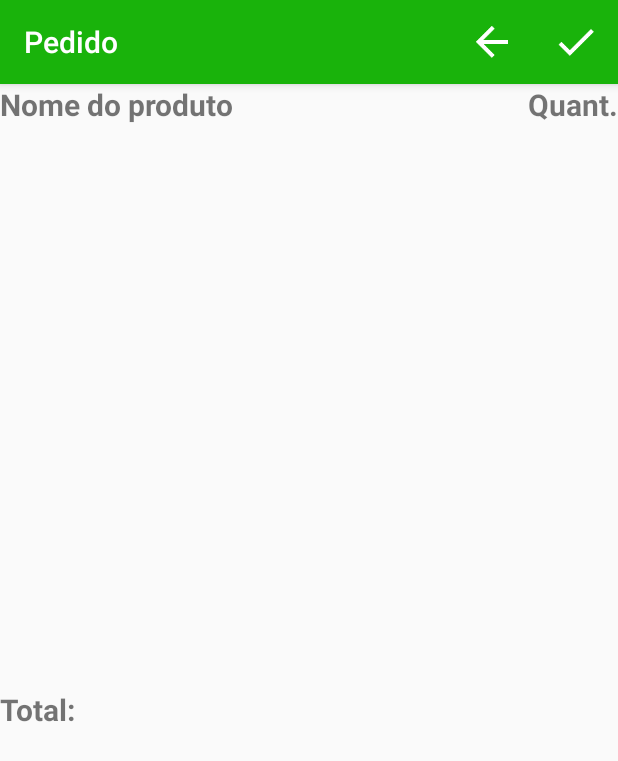
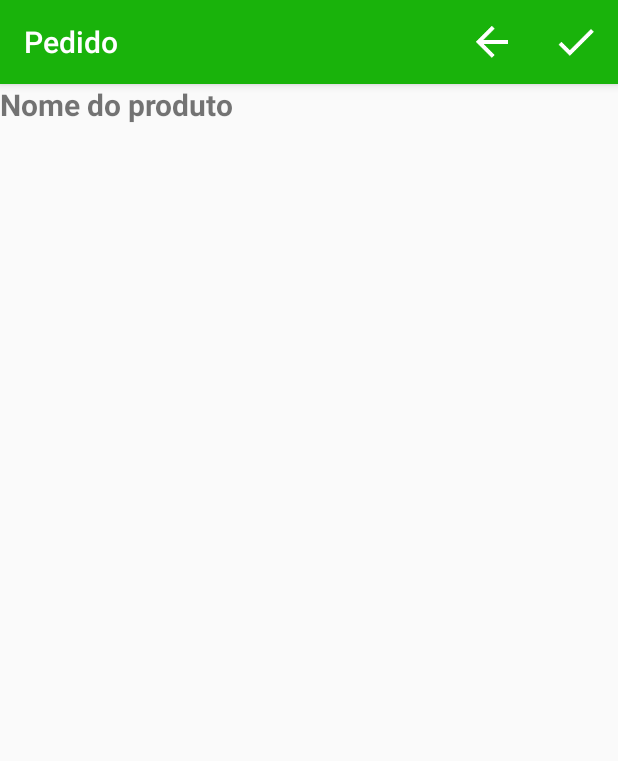
Before and after one commit to marcosflavio/xofomeapp, an Android app: the ListaPedidoActivity screen opened directly, with no data from a screen before it, on a phone screen of 412 x 824 dp. Shown: the top 761 px of the screen. Run offline under Robolectric (Android 15) with nearby library versions, the phone set to English and light mode, and no system bars.

Commit message:
Funcionalidade de pegar a localização via GPS do usuário implementada.
-Nenhum bug de concorrência. Pedido recebe a latitude e longitude corretamente.

```diff
--- a/app/build.gradle
+++ b/app/build.gradle
@@ -34,4 +34,6 @@ dependencies {
     compile 'br.com.livroandroid:android-utils:1.0.0'
     compile 'com.google.code.gson:gson:2.2.2'
     compile 'com.android.volley:volley:1.0.0'
+    compile 'com.google.android.gms:play-services:8.4.0'
+    compile 'com.google.android.gms:play-services-location:8.4.0'
 }
--- a/app/src/main/AndroidManifest.xml
+++ b/app/src/main/AndroidManifest.xml
@@ -6,6 +6,8 @@
     <uses-permission android:name="android.permission.ACCESS_WIFI_STATE" />
     <uses-permission android:name="android.permission.ACCESS_NETWORK_STATE" />
     <uses-permission android:name="android.permission.INTERNET" />
+    <uses-permission android:name="android.permission.ACCESS_FINE_LOCATION" />
+    <uses-permission android:name="android.permission.ACCESS_COARSE_LOCATION" />
 
     <application
         android:allowBackup="true"
--- a/app/src/main/java/br/com/xofome/xofome/activities/AcompanharPedidosActivity.java
+++ b/app/src/main/java/br/com/xofome/xofome/activities/AcompanharPedidosActivity.java
@@ -40,8 +40,6 @@ public class AcompanharPedidosActivity extends AppCompatActivity {
         swipeRefreshLayout.setOnRefreshListener(OnRefreshListener());
         swipeRefreshLayout.setColorSchemeResources(R.color.refresh_progress_1,R.color.refresh_progress_2,
                 R.color.refresh_progress_3);
-
-
         rv = (RecyclerView) findViewById(R.id.recycler_view_acompanhar_pedido);
         Toolbar toolbar = (Toolbar) findViewById(R.id.toolbarAcompanharPedido);
         setSupportActionBar(toolbar);
@@ -49,9 +47,6 @@ public class AcompanharPedidosActivity extends AppCompatActivity {
         registerReceiver(receiverAcompanharFail, new IntentFilter("Update_status_erro"));
 
         rv.setHasFixedSize(true);
-       // Pedido p = new Pedido();
-       // p.setStatus("Entrege");
-        //PedidoService.save(p,getApplicationContext());
         pedidos = PedidoService.findAll(getApplicationContext());
         AcompanharPedidosAdapter adapter = new AcompanharPedidosAdapter(getApplicationContext(), pedidos, onClickPedido());
         rv.setAdapter(adapter);
--- a/app/src/main/java/br/com/xofome/xofome/constantes/HTTP.java
+++ b/app/src/main/java/br/com/xofome/xofome/constantes/HTTP.java
@@ -5,7 +5,7 @@ package br.com.xofome.xofome.constantes;
  */
 
 public class HTTP {
-    public static final String URL = "http://192.168.0.174:8060";
+    public static final String URL = "http://192.168.1.12:8060";
     public static final String REQUEST_COMPARE_BD = URL + "/produtos/count";
     public static final String REQUEST_UPDATE_BD = URL + "/produtos/update/";
     public static final String REQUEST_SAVE_USER = URL + "/usuario/";
--- a/app/src/main/java/br/com/xofome/xofome/db/DBHelper.java
+++ b/app/src/main/java/br/com/xofome/xofome/db/DBHelper.java
@@ -27,7 +27,7 @@ public class DBHelper extends SQLiteOpenHelper {
             "quantidade int, valor double, foreign key(idPedido) references Pedido(idPedido)," +
             " foreign key(idProduto) references Produto(idProduto));";
 
-    private static final String CREATE_TABLE_PEDIDO = "create table if not exists pedido (idPedido integer primary key, status text, endereco text, valorTotalPedido double, valorASerPago double, email text, foreign key(email) references Usuario(email));";
+    private static final String CREATE_TABLE_PEDIDO = "create table if not exists pedido (idPedido integer primary key, status text, longitude text, latitude text, valorTotalPedido double, valorASerPago double, email text, foreign key(email) references Usuario(email));";
 
     private static final String CREATE_TABLE_USUARIO = "create table if not exists usuario (email text primary key);";
 
--- a/app/src/main/java/br/com/xofome/xofome/tasks/PedidoTask.java
+++ b/app/src/main/java/br/com/xofome/xofome/tasks/PedidoTask.java
@@ -41,17 +41,16 @@ public class PedidoTask extends AsyncTask<  Pedido,Integer, Integer> {
 
     public PedidoTask (Context context){
         this.context = context;
+
     }
 
     @Override
     protected void onPreExecute() {
-
         Toast.makeText(context, "Salvando pedido...", Toast.LENGTH_SHORT).show();
     }
 
     @Override
     protected void onPostExecute(Integer integer) {
-
         if(integer.equals(200)){
             Toast.makeText(context, "Pedido criado com sucesso!", Toast.LENGTH_SHORT).show();
         }
@@ -64,8 +63,8 @@ public class PedidoTask extends AsyncTask<  Pedido,Integer, Integer> {
     protected Integer doInBackground(Pedido... pedidos) {
         pedidoRetornado = pedidos[0];
         pedidoRetornado.setIdPedido(0);
+
         savePedido(pedidoRetornado);
-        Log.w(TAG, "Entrei no doInBack");
 
         if(status.equals(200)) {
             Log.w(TAG, "Status 200");
--- a/app/src/main/res/layout/content_lista_pedido.xml
+++ b/app/src/main/res/layout/content_lista_pedido.xml
@@ -32,14 +32,14 @@
                 android:textStyle="normal|bold"
                 android:textSize="20sp" />
 
-            <TextView
-                android:text="@string/quantidade_itens"
-                android:layout_width="wrap_content"
-                android:layout_height="wrap_content"
-                android:id="@+id/quantidadeText"
-                android:layout_weight="0"
-                android:textSize="20sp"
-                android:textStyle="normal|bold" />
+            <!--<TextView-->
+                <!--android:text="@string/quantidade_itens"-->
+                <!--android:layout_width="wrap_content"-->
+                <!--android:layout_height="wrap_content"-->
+                <!--android:id="@+id/quantidadeText"-->
+                <!--android:layout_weight="0"-->
+                <!--android:textSize="20sp"-->
+                <!--android:textStyle="normal|bold" />-->
 
         </LinearLayout>
 
@@ -51,30 +51,30 @@
             android:id="@+id/listaItemsPedido"
             android:focusable="false" />
 
-        <LinearLayout
-            android:orientation="horizontal"
-            android:layout_width="match_parent"
-            android:layout_height="match_parent">
+        <!--<LinearLayout-->
+            <!--android:orientation="horizontal"-->
+            <!--android:layout_width="match_parent"-->
+            <!--android:layout_height="match_parent">-->
 
-            <TextView
-                android:text="@string/total_a_pagar"
-                android:layout_width="wrap_content"
-                android:layout_height="wrap_content"
-                android:id="@+id/totalPagarText"
-                android:layout_weight="0.04"
-                android:textSize="20sp"
-                android:textStyle="normal|bold"
-                android:layout_marginTop="10dp" />
+            <!--<TextView-->
+                <!--android:text="@string/total_a_pagar"-->
+                <!--android:layout_width="wrap_content"-->
+                <!--android:layout_height="wrap_content"-->
+                <!--android:id="@+id/totalPagarText"-->
+                <!--android:layout_weight="0.04"-->
+                <!--android:textSize="20sp"-->
+                <!--android:textStyle="normal|bold"-->
+                <!--android:layout_marginTop="10dp" />-->
 
-            <TextView
-                android:layout_width="wrap_content"
-                android:layout_height="wrap_content"
-                android:id="@+id/totalText"
-                android:layout_weight="0.63"
-                android:textSize="20sp"
-                android:layout_marginTop="10dp" />
+            <!--<TextView-->
+                <!--android:layout_width="wrap_content"-->
+                <!--android:layout_height="wrap_content"-->
+                <!--android:id="@+id/totalText"-->
+                <!--android:layout_weight="0.63"-->
+                <!--android:textSize="20sp"-->
+                <!--android:layout_marginTop="10dp" />-->
 
-        </LinearLayout>
+        <!--</LinearLayout>-->
 
     </LinearLayout>
 
```
Also changed, not shown: app/src/main/java/br/com/xofome/xofome/activities/ConfirmarPedidoActivity.java (+58 -8 lines), app/src/main/java/br/com/xofome/xofome/adapters/ItemPedidoListAdapter.java (+4 -5 lines), app/src/main/java/br/com/xofome/xofome/dao/PedidoDAO.java (+10 -6 lines), app/src/main/java/br/com/xofome/xofome/model/Pedido.java (+17 -25 lines), app/src/main/res/layout/product_list_item_layout.xml (+5 -5 lines).
